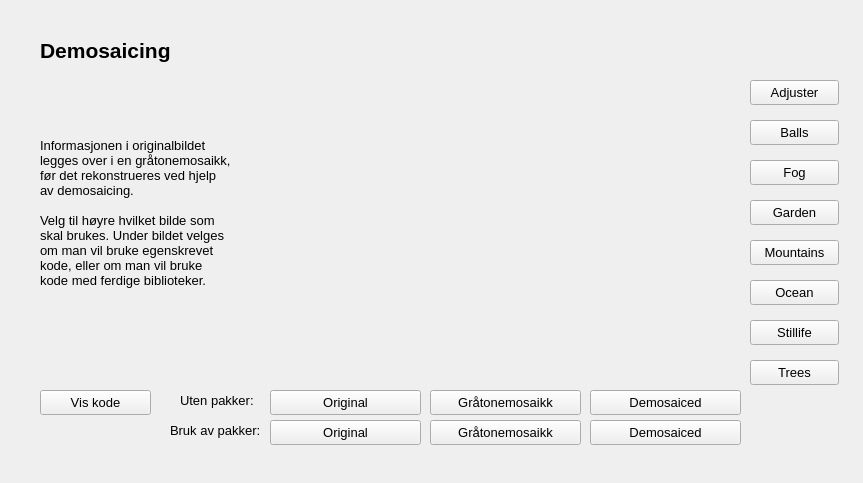
Above: src/demosaicing.ui from jegerud/Sciprog2020project before the change. Below: the same form after it.
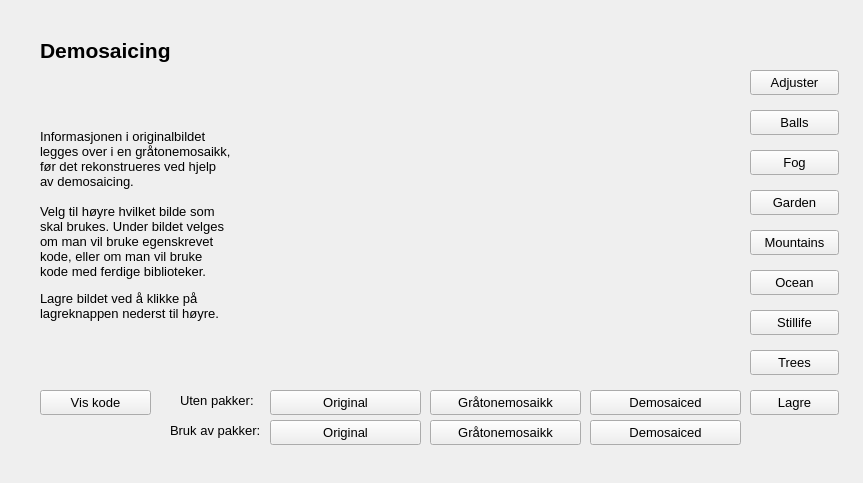
That is the form after the change. Custom widgets are drawn as their Qt base class.

Commit message: Mulighet for å lagre bilde

Patch:
```diff
--- a/src/demosaicing.ui
+++ b/src/demosaicing.ui
@@ -77,7 +77,7 @@
      <x>40</x>
      <y>110</y>
      <width>231</width>
-     <height>221</height>
+     <height>231</height>
     </rect>
    </property>
    <property name="font">
@@ -86,7 +86,7 @@
     </font>
    </property>
    <property name="text">
-    <string>&lt;html&gt;&lt;head/&gt;&lt;body&gt;&lt;p&gt;Informasjonen i originalbildet &lt;br/&gt;legges over i en gråtonemosaikk,&lt;br/&gt;før det rekonstrueres ved hjelp&lt;br/&gt;av demosaicing.&lt;br/&gt;&lt;br/&gt;Velg til høyre hvilket bilde som&lt;br/&gt;skal brukes. Under bildet velges&lt;br/&gt;om man vil bruke egenskrevet&lt;br/&gt;kode, eller om man vil bruke&lt;br/&gt;kode med ferdige biblioteker.&lt;br/&gt;&lt;/p&gt;&lt;/body&gt;&lt;/html&gt;</string>
+    <string>&lt;html&gt;&lt;head/&gt;&lt;body&gt;&lt;p&gt;Informasjonen i originalbildet &lt;br/&gt;legges over i en gråtonemosaikk,&lt;br/&gt;før det rekonstrueres ved hjelp&lt;br/&gt;av demosaicing.&lt;br/&gt;&lt;br/&gt;Velg til høyre hvilket bilde som&lt;br/&gt;skal brukes. Under bildet velges&lt;br/&gt;om man vil bruke egenskrevet&lt;br/&gt;kode, eller om man vil bruke&lt;br/&gt;kode med ferdige biblioteker.&lt;/p&gt;&lt;p&gt;Lagre bildet ved å klikke på &lt;br/&gt;lagreknappen nederst til høyre.&lt;/p&gt;&lt;/body&gt;&lt;/html&gt;</string>
    </property>
   </widget>
   <widget class="QPushButton" name="demosaicCode">
@@ -129,7 +129,7 @@
    <property name="geometry">
     <rect>
      <x>750</x>
-     <y>80</y>
+     <y>70</y>
      <width>89</width>
      <height>25</height>
     </rect>
@@ -147,7 +147,7 @@
    <property name="geometry">
     <rect>
      <x>750</x>
-     <y>200</y>
+     <y>190</y>
      <width>89</width>
      <height>25</height>
     </rect>
@@ -165,7 +165,7 @@
    <property name="geometry">
     <rect>
      <x>750</x>
-     <y>360</y>
+     <y>350</y>
      <width>89</width>
      <height>25</height>
     </rect>
@@ -183,7 +183,7 @@
    <property name="geometry">
     <rect>
      <x>750</x>
-     <y>320</y>
+     <y>310</y>
      <width>89</width>
      <height>25</height>
     </rect>
@@ -201,7 +201,7 @@
    <property name="geometry">
     <rect>
      <x>750</x>
-     <y>240</y>
+     <y>230</y>
      <width>89</width>
      <height>25</height>
     </rect>
@@ -219,7 +219,7 @@
    <property name="geometry">
     <rect>
      <x>750</x>
-     <y>120</y>
+     <y>110</y>
      <width>89</width>
      <height>25</height>
     </rect>
@@ -237,7 +237,7 @@
    <property name="geometry">
     <rect>
      <x>750</x>
-     <y>160</y>
+     <y>150</y>
      <width>89</width>
      <height>25</height>
     </rect>
@@ -255,7 +255,7 @@
    <property name="geometry">
     <rect>
      <x>750</x>
-     <y>280</y>
+     <y>270</y>
      <width>89</width>
      <height>25</height>
     </rect>
@@ -363,12 +363,30 @@
    <property name="geometry">
     <rect>
      <x>270</x>
-     <y>79</y>
+     <y>69</y>
      <width>471</width>
-     <height>301</height>
+     <height>311</height>
     </rect>
    </property>
   </widget>
+  <widget class="QPushButton" name="save">
+   <property name="geometry">
+    <rect>
+     <x>750</x>
+     <y>390</y>
+     <width>89</width>
+     <height>25</height>
+    </rect>
+   </property>
+   <property name="font">
+    <font>
+     <pointsize>10</pointsize>
+    </font>
+   </property>
+   <property name="text">
+    <string>Lagre</string>
+   </property>
+  </widget>
  </widget>
  <customwidgets>
   <customwidget>
```
The commit also changes 14 other files.
